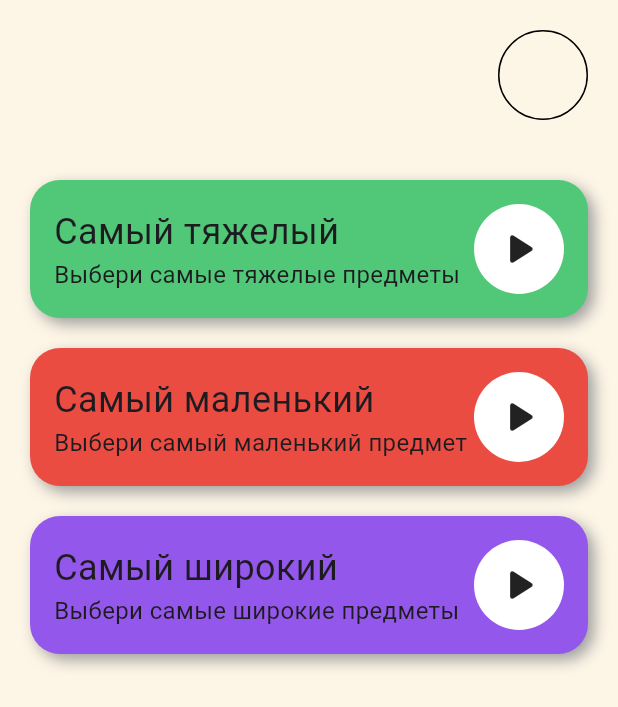
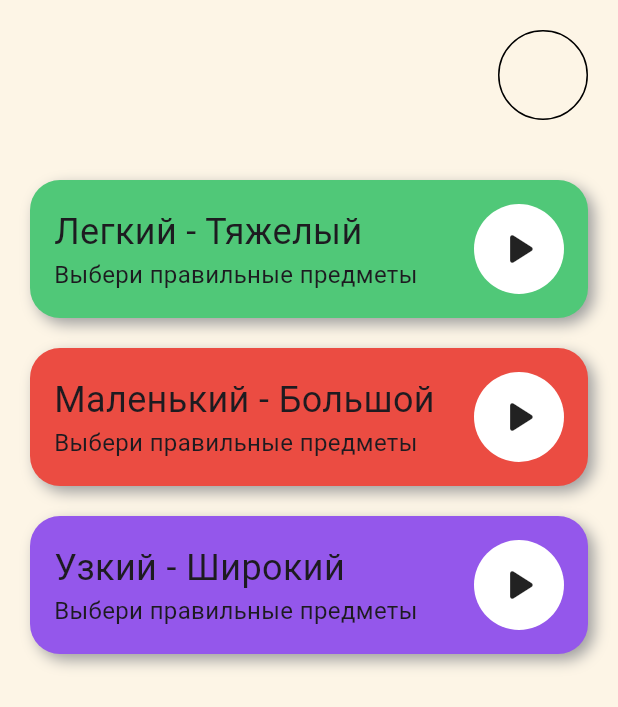
Before and after one commit to nikolay-potehin/umnyashka, a Flutter app: the screen it shows after launch, on a phone screen of 412 x 824 dp. Shown: the top 707 px of the screen. Run offline on Flutter 3.47's test engine with Material 3 defaults, Android fonts, the phone set to English and light mode, and no system bars; our stand-ins replace get, step_progress_indicator.

Commit message:
lessons renamed

```diff
--- a/lib/modules/home/controller.dart
+++ b/lib/modules/home/controller.dart
@@ -5,18 +5,18 @@ import 'package:umnyashka/data/models/ucard.dart';
 class HomeController extends GetxController {
   final lessons = [
     UCardData(
-      title: 'Самый тяжелый',
-      description: 'Выбери самые тяжелые предметы',
+      title: 'Легкий - Тяжелый',
+      description: 'Выбери правильные предметы',
       color: const Color.fromRGBO(80, 200, 120, 1),
     ),
     UCardData(
-      title: 'Самый маленький',
-      description: 'Выбери самый маленький предмет',
+      title: 'Маленький - Большой',
+      description: 'Выбери правильные предметы',
       color: const Color.fromRGBO(235, 76, 66, 1),
     ),
     UCardData(
-      title: 'Самый широкий',
-      description: 'Выбери самые широкие предметы',
+      title: 'Узкий - Широкий',
+      description: 'Выбери правильные предметы',
       color: const Color.fromRGBO(148, 87, 235, 1),
     ),
   ];
```
